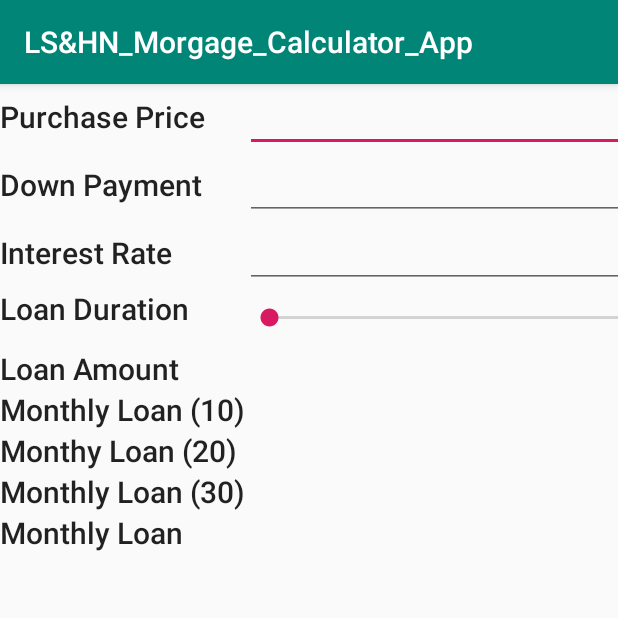
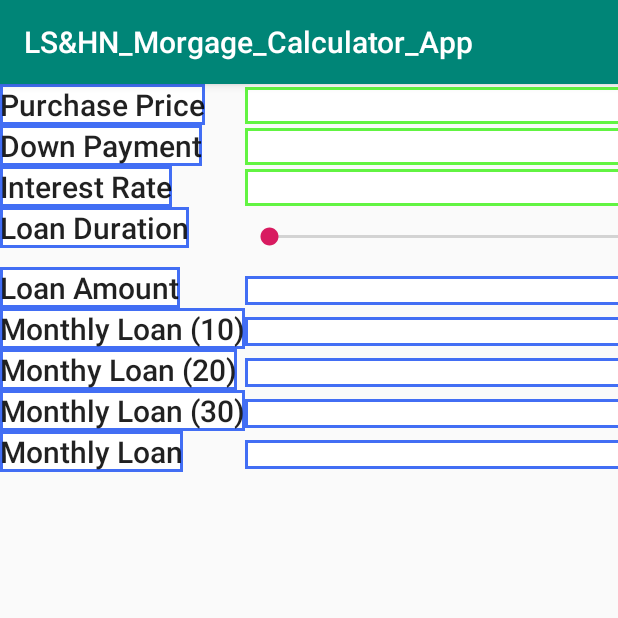
Before and after one commit to HieuNgo/LSHN_Morgage_Calculator_App, an Android app: the screen it shows after launch (MainActivity), on a phone screen of 412 x 824 dp, the top half of it. Run offline under Robolectric (Android 15) with nearby library versions, the phone set to English and light mode, and no system bars.

Commit message:
add bounding box to all the widgets

```diff
--- /dev/null
+++ b/app/src/main/res/drawable/bounding_box_edit_text.xml
@@ -0,0 +1,5 @@
+<?xml version="1.0" encoding="utf-8"?>
+<shape xmlns:android="http://schemas.android.com/apk/res/android" android:shape="rectangle" >
+    <solid android:color="@android:color/white" />
+    <stroke android:width="2dip" android:color="#62f442"/>
+</shape>
--- /dev/null
+++ b/app/src/main/res/drawable/bounding_box_text_view.xml
@@ -0,0 +1,5 @@
+<?xml version="1.0" encoding="utf-8"?>
+<shape xmlns:android="http://schemas.android.com/apk/res/android" android:shape="rectangle" >
+    <solid android:color="@android:color/white" />
+    <stroke android:width="2dip" android:color="#426EF4"/>
+</shape>
--- a/app/src/main/res/layout/activity_main.xml
+++ b/app/src/main/res/layout/activity_main.xml
@@ -12,6 +12,7 @@
         android:layout_height="wrap_content"
         android:layout_row="0"
         android:layout_column="0"
+        android:background="@drawable/bounding_box_text_view"
         android:text="@string/purchasePrice"
         android:textAppearance="@style/TextAppearance.AppCompat.Title" />
 
@@ -21,6 +22,7 @@
         android:layout_height="wrap_content"
         android:layout_row="1"
         android:layout_column="0"
+        android:background="@drawable/bounding_box_text_view"
         android:text="@string/downPayment"
         android:textAppearance="@style/TextAppearance.AppCompat.Title" />
 
@@ -30,6 +32,7 @@
         android:layout_height="wrap_content"
         android:layout_row="2"
         android:layout_column="0"
+        android:background="@drawable/bounding_box_text_view"
         android:text="@string/interestRate"
         android:textAppearance="@style/TextAppearance.AppCompat.Title" />
 
@@ -39,6 +42,7 @@
         android:layout_height="wrap_content"
         android:layout_row="3"
         android:layout_column="0"
+        android:background="@drawable/bounding_box_text_view"
         android:text="@string/loanDuration"
         android:textAppearance="@style/TextAppearance.AppCompat.Title" />
 
@@ -48,7 +52,48 @@
         android:layout_height="wrap_content"
         android:layout_row="4"
         android:layout_column="0"
+        android:background="@drawable/bounding_box_text_view"
         android:text="@string/loanAmount"
+        android:textAppearance="@style/TextAppearance.AppCompat.Title" />
+
+    <TextView
+        android:id="@+id/monthly10LoanLabel"
+        android:layout_width="wrap_content"
+        android:layout_height="wrap_content"
+        android:layout_row="5"
+        android:layout_column="0"
+        android:background="@drawable/bounding_box_text_view"
+        android:text="@string/monthlyLoan10"
+        android:textAppearance="@style/TextAppearance.AppCompat.Title" />
+
+    <TextView
+        android:id="@+id/monthy20LoanLabel"
+        android:layout_width="wrap_content"
+        android:layout_height="wrap_content"
+        android:layout_row="6"
+        android:layout_column="0"
+        android:background="@drawable/bounding_box_text_view"
+        android:text="@string/monthlyLoan20"
+        android:textAppearance="@style/TextAppearance.AppCompat.Title" />
+
+    <TextView
+        android:id="@+id/monthy30LoanLabel"
+        android:layout_width="wrap_content"
+        android:layout_height="wrap_content"
+        android:layout_row="7"
+        android:layout_column="0"
+        android:background="@drawable/bounding_box_text_view"
+        android:text="@string/monthlyLoan30"
+        android:textAppearance="@style/TextAppearance.AppCompat.Title" />
+
+    <TextView
+        android:id="@+id/monthyLoanLabel"
+        android:layout_width="wrap_content"
+        android:layout_height="wrap_content"
+        android:layout_row="8"
+        android:layout_column="0"
+        android:background="@drawable/bounding_box_text_view"
+        android:text="@string/monthlyLoan"
         android:textAppearance="@style/TextAppearance.AppCompat.Title" />
 
     <TextView
@@ -56,71 +101,40 @@
         android:layout_width="match_parent"
         android:layout_height="wrap_content"
         android:layout_row="4"
-        android:layout_column="1" />
-
-    <TextView
-        android:id="@+id/monthly10LoanLabel"
-        android:layout_width="wrap_content"
-        android:layout_height="wrap_content"
-        android:layout_row="5"
-        android:layout_column="0"
-        android:text="@string/monthlyLoan10"
-        android:textAppearance="@style/TextAppearance.AppCompat.Title" />
+        android:layout_column="1"
+        android:background="@drawable/bounding_box_text_view" />
 
     <TextView
         android:id="@+id/monthy10LoanTextView"
         android:layout_width="match_parent"
         android:layout_height="wrap_content"
         android:layout_row="5"
-        android:layout_column="1" />
-
-    <TextView
-        android:id="@+id/monthy20LoanLabel"
-        android:layout_width="wrap_content"
-        android:layout_height="wrap_content"
-        android:layout_row="6"
-        android:layout_column="0"
-        android:text="@string/monthlyLoan20"
-        android:textAppearance="@style/TextAppearance.AppCompat.Title" />
+        android:layout_column="1"
+        android:background="@drawable/bounding_box_text_view" />
 
     <TextView
         android:id="@+id/monthy20LoanTextView"
         android:layout_width="match_parent"
         android:layout_height="wrap_content"
         android:layout_row="6"
-        android:layout_column="1" />
-
-    <TextView
-        android:id="@+id/monthy30LoanLabel"
-        android:layout_width="wrap_content"
-        android:layout_height="wrap_content"
-        android:layout_row="7"
-        android:layout_column="0"
-        android:text="@string/monthlyLoan30"
-        android:textAppearance="@style/TextAppearance.AppCompat.Title" />
+        android:layout_column="1"
+        android:background="@drawable/bounding_box_text_view" />
 
     <TextView
         android:id="@+id/monthy30LoanTextView"
         android:layout_width="match_parent"
         android:layout_height="wrap_content"
         android:layout_row="7"
-        android:layout_column="1" />
-
-    <TextView
-        android:id="@+id/monthyLoanLabel"
-        android:layout_width="wrap_content"
-        android:layout_height="wrap_content"
-        android:layout_row="8"
-        android:layout_column="0"
-        android:text="@string/monthlyLoan"
-        android:textAppearance="@style/TextAppearance.AppCompat.Title" />
+        android:layout_column="1"
+        android:background="@drawable/bounding_box_text_view" />
 
     <TextView
         android:id="@+id/monthyLoanTextView"
         android:layout_width="match_parent"
         android:layout_height="wrap_content"
         android:layout_row="8"
-        android:layout_column="1" />
+        android:layout_column="1"
+        android:background="@drawable/bounding_box_text_view" />
 
     <EditText
         android:id="@+id/purchasePriceEditText"
@@ -128,6 +142,7 @@
         android:layout_height="wrap_content"
         android:layout_row="0"
         android:layout_column="1"
+        android:background="@drawable/bounding_box_edit_text"
         android:ems="10"
         android:inputType="textPersonName" />
 
@@ -137,6 +152,7 @@
         android:layout_height="wrap_content"
         android:layout_row="1"
         android:layout_column="1"
+        android:background="@drawable/bounding_box_edit_text"
         android:ems="10"
         android:inputType="textPersonName" />
 
@@ -146,6 +162,7 @@
         android:layout_height="wrap_content"
         android:layout_row="2"
         android:layout_column="1"
+        android:background="@drawable/bounding_box_edit_text"
         android:ems="10"
         android:inputType="textPersonName" />
 
```
